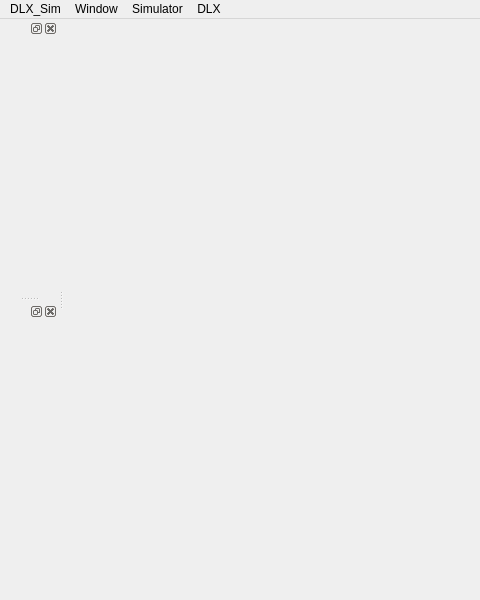
Qt form gui/mainwindow.ui (botcor/DLX_Sim) before a commit; both pictures show x 0 to 480 and y 0 to 600 of the 800 by 600 pixel window.
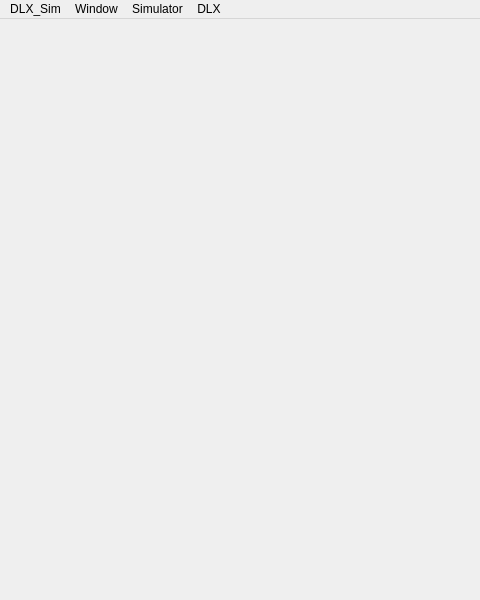
The same form after that commit.

```diff
--- a/gui/mainwindow.ui
+++ b/gui/mainwindow.ui
@@ -62,18 +62,6 @@
    <addaction name="menuPipeline"/>
   </widget>
   <widget class="QStatusBar" name="statusbar"/>
-  <widget class="QDockWidget" name="DW1">
-   <attribute name="dockWidgetArea">
-    <number>1</number>
-   </attribute>
-   <widget class="QWidget" name="ProgramView"/>
-  </widget>
-  <widget class="QDockWidget" name="DW3">
-   <attribute name="dockWidgetArea">
-    <number>1</number>
-   </attribute>
-   <widget class="QWidget" name="RegView"/>
-  </widget>
   <action name="action_LoadProgram">
    <property name="text">
     <string>Load Program</string>
```
Left out of the diff: 6 changed lines with no effect on the pictures.
